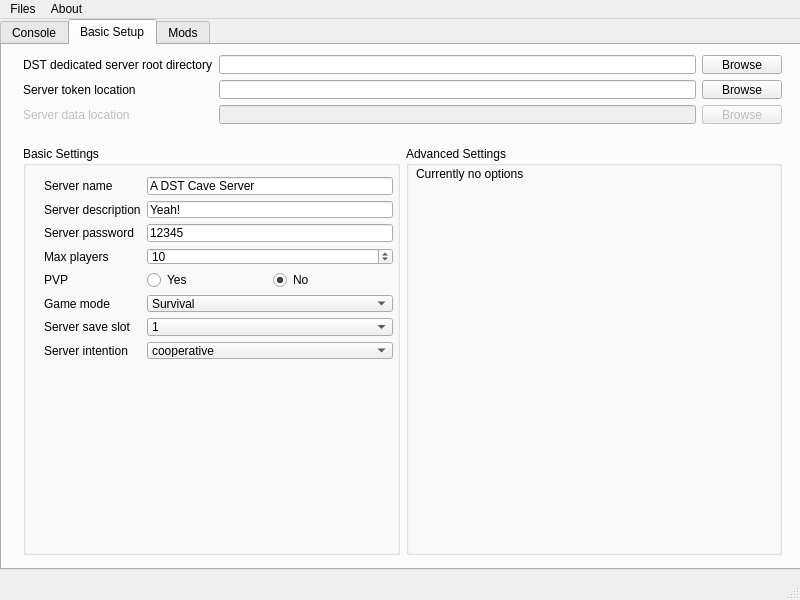
The window that mainwindow.ui (KKyang/DSTDedicatedServerGUI) describes before a commit, drawn with Qt 5.
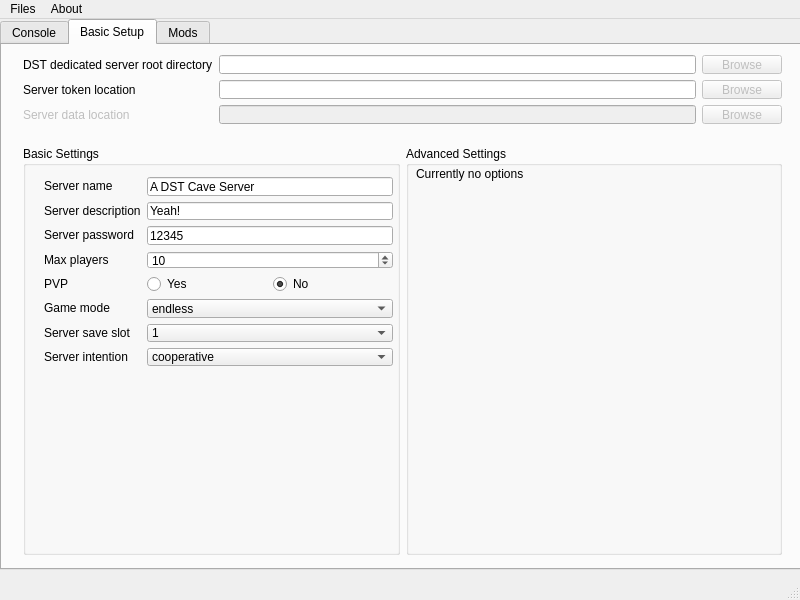
The same window after the commit. The open tabs and pages were chosen to show the change.

What changed in the file:
```diff
--- a/mainwindow.ui
+++ b/mainwindow.ui
@@ -136,7 +136,7 @@
             <x>10</x>
             <y>20</y>
             <width>371</width>
-            <height>204</height>
+            <height>211</height>
            </rect>
           </property>
           <layout class="QHBoxLayout" name="horizontalLayout_8">
@@ -260,16 +260,16 @@
              <item>
               <widget class="QComboBox" name="comboBox_gamemode">
                <property name="currentIndex">
-                <number>1</number>
+                <number>0</number>
                </property>
                <item>
                 <property name="text">
-                 <string>Endless</string>
+                 <string>endless</string>
                 </property>
                </item>
                <item>
                 <property name="text">
-                 <string>Survival</string>
+                 <string>survival</string>
                 </property>
                </item>
                <item>
@@ -399,6 +399,9 @@
            </item>
            <item>
             <widget class="QPushButton" name="pushButton_browseDedicatedServerLocation">
+             <property name="enabled">
+              <bool>false</bool>
+             </property>
              <property name="text">
               <string>Browse</string>
              </property>
@@ -418,7 +421,7 @@
            <item>
             <widget class="QPushButton" name="pushButton_browseServerTokenLocation">
              <property name="enabled">
-              <bool>true</bool>
+              <bool>false</bool>
              </property>
              <property name="text">
               <string>Browse</string>
```
Left out of the diff: 18 changed lines with no effect on the pictures.
